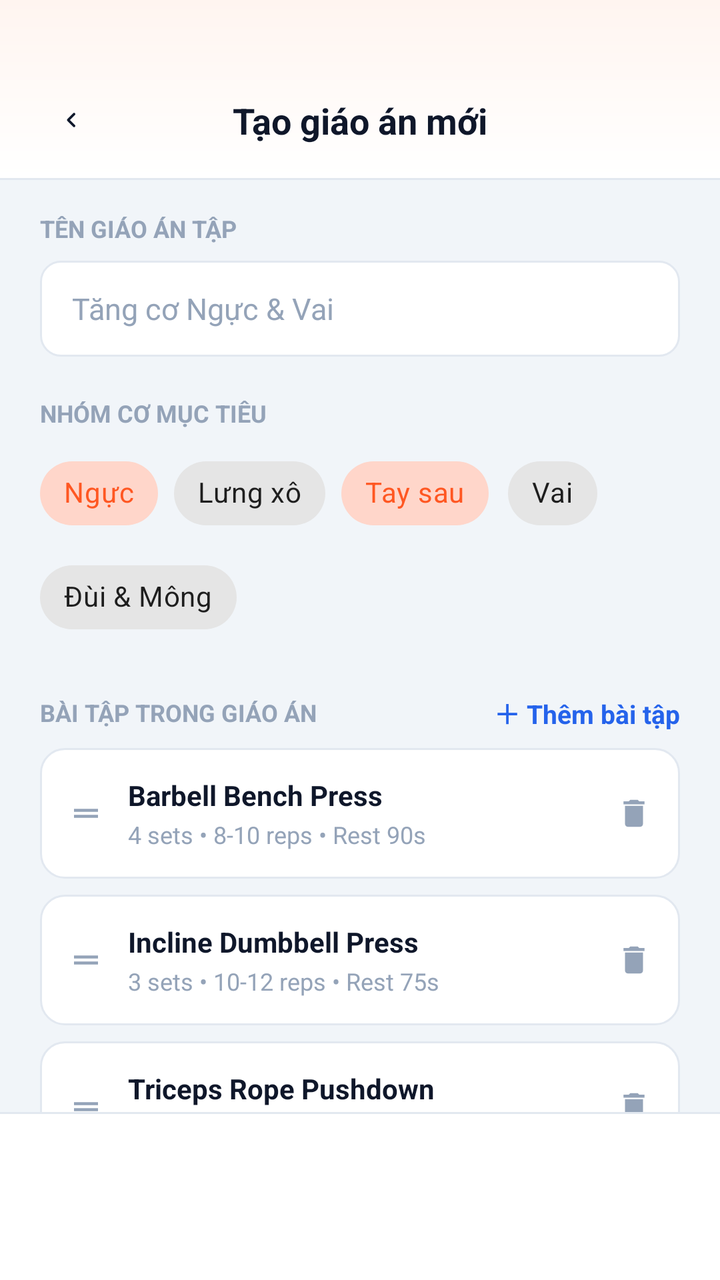
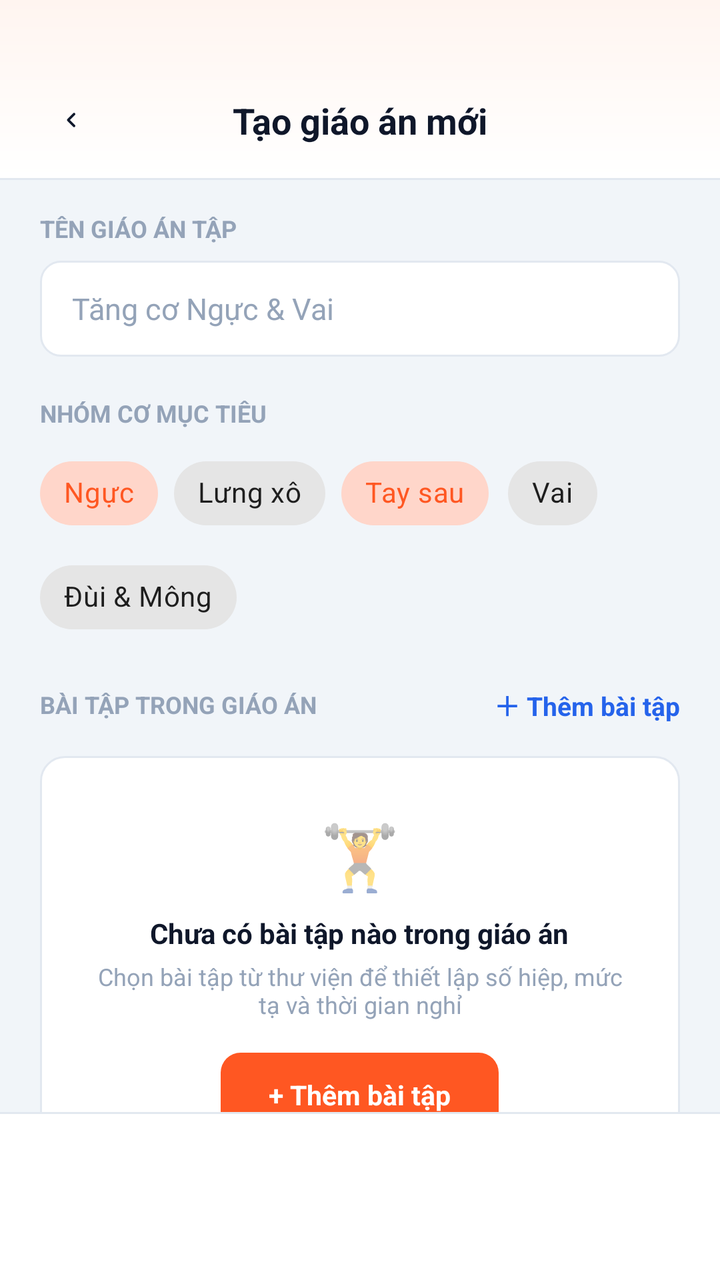

Compare the two renders of this Android layout. The source of the first and the diff that turns it into the second are given below.
<!-- AndroidManifest.xml: application theme Theme.FitTrack -->
<!-- res/layout/activity_create_routine.xml -->
<?xml version="1.0" encoding="utf-8"?>
<androidx.constraintlayout.widget.ConstraintLayout xmlns:android="http://schemas.android.com/apk/res/android"
    xmlns:app="http://schemas.android.com/apk/res-auto"
    xmlns:tools="http://schemas.android.com/tools"
    android:layout_width="match_parent"
    android:layout_height="match_parent"
    android:background="@color/bg_screen_gray"
    tools:context=".ui.routine.CreateRoutineActivity">

    
    <androidx.constraintlayout.widget.ConstraintLayout
        android:id="@+id/layout_header"
        android:layout_width="0dp"
        android:layout_height="wrap_content"
        android:background="@drawable/bg_top_header_bar"
        android:paddingStart="@dimen/screen_padding_horizontal"
        android:paddingTop="44dp"
        android:paddingEnd="@dimen/screen_padding_horizontal"
        android:paddingBottom="14dp"
        app:layout_constraintEnd_toEndOf="parent"
        app:layout_constraintStart_toStartOf="parent"
        app:layout_constraintTop_toTopOf="parent">

        <ImageView
            android:id="@+id/btn_back"
            android:layout_width="32dp"
            android:layout_height="32dp"
            android:background="?attr/selectableItemBackgroundBorderless"
            android:contentDescription="@string/cd_back_button"
            android:padding="6dp"
            android:src="@drawable/ic_back"
            app:layout_constraintBottom_toBottomOf="parent"
            app:layout_constraintStart_toStartOf="parent"
            app:layout_constraintTop_toTopOf="parent"
            app:tint="@color/text_dark" />

        <TextView
            android:id="@+id/tv_title"
            android:layout_width="wrap_content"
            android:layout_height="wrap_content"
            android:text="@string/create_routine_screen_title"
            android:textColor="@color/text_dark"
            android:textSize="18sp"
            android:textStyle="bold"
            app:layout_constraintBottom_toBottomOf="parent"
            app:layout_constraintEnd_toEndOf="parent"
            app:layout_constraintStart_toStartOf="parent"
            app:layout_constraintTop_toTopOf="parent" />
    </androidx.constraintlayout.widget.ConstraintLayout>

    
    <androidx.core.widget.NestedScrollView
        android:layout_width="0dp"
        android:layout_height="0dp"
        android:fillViewport="true"
        android:scrollbars="none"
        app:layout_constraintBottom_toTopOf="@id/layout_bottom_cta"
        app:layout_constraintEnd_toEndOf="parent"
        app:layout_constraintStart_toStartOf="parent"
        app:layout_constraintTop_toBottomOf="@id/layout_header">

        <LinearLayout
            android:layout_width="match_parent"
            android:layout_height="wrap_content"
            android:orientation="vertical"
            android:paddingStart="@dimen/screen_padding_horizontal"
            android:paddingTop="16dp"
            android:paddingEnd="@dimen/screen_padding_horizontal"
            android:paddingBottom="24dp">

            
            <TextView
                android:layout_width="wrap_content"
                android:layout_height="wrap_content"
                android:text="@string/label_routine_name"
                android:textColor="@color/text_muted"
                android:textSize="12sp"
                android:textStyle="bold" />

            <EditText
                android:id="@+id/et_routine_name"
                android:layout_width="match_parent"
                android:layout_height="wrap_content"
                android:layout_marginTop="8dp"
                android:background="@drawable/bg_edit_text_default"
                android:hint="@string/hint_routine_name"
                android:inputType="textCapWords"
                android:minHeight="48dp"
                android:paddingStart="16dp"
                android:paddingTop="12dp"
                android:paddingEnd="16dp"
                android:paddingBottom="12dp"
                android:textColor="@color/text_dark"
                android:textColorHint="@color/text_muted"
                android:textSize="15sp" />

            
            <TextView
                android:layout_width="wrap_content"
                android:layout_height="wrap_content"
                android:layout_marginTop="20dp"
                android:text="@string/label_target_muscle"
                android:textColor="@color/text_muted"
                android:textSize="12sp"
                android:textStyle="bold" />

            <com.google.android.material.chip.ChipGroup
                android:id="@+id/chip_group_muscle"
                android:layout_width="match_parent"
                android:layout_height="wrap_content"
                android:layout_marginTop="8dp"
                app:chipSpacingHorizontal="8dp"
                app:chipSpacingVertical="4dp">

                <com.google.android.material.chip.Chip
                    style="@style/Widget.MaterialComponents.Chip.Choice"
                    android:layout_width="wrap_content"
                    android:layout_height="wrap_content"
                    android:checked="true"
                    android:text="@string/chip_muscle_chest" />

                <com.google.android.material.chip.Chip
                    style="@style/Widget.MaterialComponents.Chip.Choice"
                    android:layout_width="wrap_content"
                    android:layout_height="wrap_content"
                    android:text="@string/chip_muscle_back" />

                <com.google.android.material.chip.Chip
                    style="@style/Widget.MaterialComponents.Chip.Choice"
                    android:layout_width="wrap_content"
                    android:layout_height="wrap_content"
                    android:checked="true"
                    android:text="@string/chip_muscle_triceps" />

                <com.google.android.material.chip.Chip
                    style="@style/Widget.MaterialComponents.Chip.Choice"
                    android:layout_width="wrap_content"
                    android:layout_height="wrap_content"
                    android:text="@string/chip_muscle_shoulders" />

                <com.google.android.material.chip.Chip
                    style="@style/Widget.MaterialComponents.Chip.Choice"
                    android:layout_width="wrap_content"
                    android:layout_height="wrap_content"
                    android:text="@string/chip_muscle_legs" />
            </com.google.android.material.chip.ChipGroup>

            
            <LinearLayout
                android:layout_width="match_parent"
                android:layout_height="wrap_content"
                android:layout_marginTop="24dp"
                android:gravity="center_vertical"
                android:orientation="horizontal">

                <TextView
                    android:layout_width="0dp"
                    android:layout_height="wrap_content"
                    android:layout_weight="1"
                    android:text="@string/label_exercises_in_routine"
                    android:textColor="@color/text_muted"
                    android:textSize="12sp"
                    android:textStyle="bold" />

                <TextView
                    android:id="@+id/btn_add_exercise"
                    android:layout_width="wrap_content"
                    android:layout_height="wrap_content"
                    android:text="@string/btn_add_exercise_to_routine"
                    android:textColor="@color/primary_blue"
                    android:textSize="13sp"
                    android:textStyle="bold" />
            </LinearLayout>

            
            <LinearLayout
                android:layout_width="match_parent"
                android:layout_height="wrap_content"
                android:layout_marginTop="8dp"
                android:background="@drawable/bg_card_white"
                android:gravity="center_vertical"
                android:orientation="horizontal"
                android:padding="14dp">

                <ImageView
                    android:layout_width="@dimen/icon_size_small"
                    android:layout_height="@dimen/icon_size_small"
                    android:contentDescription="@string/cd_reorder"
                    app:srcCompat="@drawable/ic_drag_handle"
                    app:tint="@color/text_muted" />

                <LinearLayout
                    android:layout_width="0dp"
                    android:layout_height="wrap_content"
                    android:layout_marginStart="12dp"
                    android:layout_weight="1"
                    android:orientation="vertical">

                    <TextView
                        android:layout_width="wrap_content"
                        android:layout_height="wrap_content"
                        android:text="@string/routine_ex1_name"
                        android:textColor="@color/text_dark"
                        android:textSize="14sp"
                        android:textStyle="bold" />

                    <TextView
                        android:layout_width="wrap_content"
                        android:layout_height="wrap_content"
                        android:layout_marginTop="2dp"
                        android:text="@string/routine_ex1_desc"
                        android:textColor="@color/text_muted"
                        android:textSize="12sp" />
                </LinearLayout>

                <ImageView
                    android:layout_width="@dimen/icon_size_small"
                    android:layout_height="@dimen/icon_size_small"
                    android:contentDescription="@string/cd_delete"
                    app:srcCompat="@drawable/ic_trash_solid"
                    app:tint="@color/text_muted" />
            </LinearLayout>

            
            <LinearLayout
                android:layout_width="match_parent"
                android:layout_height="wrap_content"
                android:layout_marginTop="8dp"
                android:background="@drawable/bg_card_white"
                android:gravity="center_vertical"
                android:orientation="horizontal"
                android:padding="14dp">

                <ImageView
                    android:layout_width="@dimen/icon_size_small"
                    android:layout_height="@dimen/icon_size_small"
                    android:contentDescription="@string/cd_reorder"
                    app:srcCompat="@drawable/ic_drag_handle"
                    app:tint="@color/text_muted" />

                <LinearLayout
                    android:layout_width="0dp"
                    android:layout_height="wrap_content"
                    android:layout_marginStart="12dp"
                    android:layout_weight="1"
                    android:orientation="vertical">

                    <TextView
                        android:layout_width="wrap_content"
                        android:layout_height="wrap_content"
                        android:text="@string/routine_ex2_name"
                        android:textColor="@color/text_dark"
                        android:textSize="14sp"
                        android:textStyle="bold" />

                    <TextView
                        android:layout_width="wrap_content"
                        android:layout_height="wrap_content"
                        android:layout_marginTop="2dp"
                        android:text="@string/routine_ex2_desc"
                        android:textColor="@color/text_muted"
                        android:textSize="12sp" />
                </LinearLayout>

                <ImageView
                    android:layout_width="@dimen/icon_size_small"
                    android:layout_height="@dimen/icon_size_small"
                    android:contentDescription="@string/cd_delete"
                    app:srcCompat="@drawable/ic_trash_solid"
                    app:tint="@color/text_muted" />
            </LinearLayout>

            
            <LinearLayout
                android:layout_width="match_parent"
                android:layout_height="wrap_content"
                android:layout_marginTop="8dp"
                android:background="@drawable/bg_card_white"
                android:gravity="center_vertical"
                android:orientation="horizontal"
                android:padding="14dp">

                <ImageView
                    android:layout_width="@dimen/icon_size_small"
                    android:layout_height="@dimen/icon_size_small"
                    android:contentDescription="@string/cd_reorder"
                    app:srcCompat="@drawable/ic_drag_handle"
                    app:tint="@color/text_muted" />

                <LinearLayout
                    android:layout_width="0dp"
                    android:layout_height="wrap_content"
                    android:layout_marginStart="12dp"
                    android:layout_weight="1"
                    android:orientation="vertical">

                    <TextView
                        android:layout_width="wrap_content"
                        android:layout_height="wrap_content"
                        android:text="@string/routine_ex5_name"
                        android:textColor="@color/text_dark"
                        android:textSize="14sp"
                        android:textStyle="bold" />

                    <TextView
                        android:layout_width="wrap_content"
                        android:layout_height="wrap_content"
                        android:layout_marginTop="2dp"
                        android:text="@string/routine_ex5_desc"
                        android:textColor="@color/text_muted"
                        android:textSize="12sp" />
                </LinearLayout>

                <ImageView
                    android:layout_width="@dimen/icon_size_small"
                    android:layout_height="@dimen/icon_size_small"
                    android:contentDescription="@string/cd_delete"
                    app:srcCompat="@drawable/ic_trash_solid"
                    app:tint="@color/text_muted" />
            </LinearLayout>
        </LinearLayout>
    </androidx.core.widget.NestedScrollView>

    
    <LinearLayout
        android:id="@+id/layout_bottom_cta"
        android:layout_width="0dp"
        android:layout_height="wrap_content"
        android:background="@drawable/bg_bottom_nav_bar"
        android:paddingStart="@dimen/screen_padding_horizontal"
        android:paddingTop="12dp"
        android:paddingEnd="@dimen/screen_padding_horizontal"
        android:paddingBottom="24dp"
        app:layout_constraintBottom_toBottomOf="parent"
        app:layout_constraintEnd_toEndOf="parent"
        app:layout_constraintStart_toStartOf="parent">

        <Button
            android:id="@+id/btn_save_routine"
            style="@style/Widget.FitTrack.Button.Primary"
            android:layout_width="match_parent"
            android:layout_height="wrap_content"
            android:text="@string/btn_save_routine" />
    </LinearLayout>

</androidx.constraintlayout.widget.ConstraintLayout>
<!-- resources referenced by this layout -->
<resources>
  <color name="bg_screen_gray">#F1F5F9</color>
  <color name="primary_blue">#2563EB</color>
  <color name="text_dark">#0F172A</color>
  <color name="text_muted">#94A3B8</color>
  <dimen name="icon_size_small">18dp</dimen>
  <dimen name="screen_padding_horizontal">20dp</dimen>
  <!-- drawable bg_card_white (drawable) -->
  <?xml version="1.0" encoding="utf-8"?>
  <shape xmlns:android="http://schemas.android.com/apk/res/android"
      android:shape="rectangle">
      <solid android:color="@color/surface" />
      <stroke android:width="@dimen/border_width_standard" android:color="@color/border_card" />
      <corners android:radius="@dimen/radius_standard_card" />
  </shape>
  <!-- drawable ic_drag_handle (drawable) -->
  <vector xmlns:android="http://schemas.android.com/apk/res/android"
      android:width="24dp"
      android:height="24dp"
      android:viewportWidth="24"
      android:viewportHeight="24">
      <path
          android:fillColor="#FF000000"
          android:pathData="M4,9h16v2H4zm0,4h16v2H4z" />
  </vector>
  <!-- drawable ic_trash_solid (drawable) -->
  <vector xmlns:android="http://schemas.android.com/apk/res/android"
      android:width="24dp"
      android:height="24dp"
      android:viewportWidth="24"
      android:viewportHeight="24">
      <path
          android:fillColor="#FF000000"
          android:pathData="M6,19c0,1.1 0.9,2 2,2h8c1.1,0 2,-0.9 2,-2V7H6v12zM19,4h-3.5l-1,-1h-5l-1,1H5v2h14V4z" />
  </vector>
  <string name="btn_add_exercise_to_routine">＋ Thêm bài tập</string>
  <string name="btn_save_routine">Lưu vào Danh sách Luyện tập</string>
  <string name="cd_back_button">Quay lại</string>
  <string name="cd_delete">Xóa</string>
  <string name="cd_reorder">Thay đổi thứ tự</string>
  <string name="chip_muscle_back">Lưng xô</string>
  <string name="chip_muscle_chest">Ngực</string>
  <string name="chip_muscle_legs">Đùi &amp; Mông</string>
  <string name="chip_muscle_shoulders">Vai</string>
  <string name="chip_muscle_triceps">Tay sau</string>
  <string name="create_routine_screen_title">Tạo giáo án mới</string>
  <string name="hint_routine_name">Tăng cơ Ngực &amp; Vai</string>
  <string name="label_exercises_in_routine">BÀI TẬP TRONG GIÁO ÁN</string>
  <string name="label_routine_name">TÊN GIÁO ÁN TẬP</string>
  <string name="label_target_muscle">NHÓM CƠ MỤC TIÊU</string>
  <string name="routine_ex1_desc">4 sets • 8-10 reps • Rest 90s</string>
  <string name="routine_ex1_name">Barbell Bench Press</string>
  <string name="routine_ex2_desc">3 sets • 10-12 reps • Rest 75s</string>
  <string name="routine_ex2_name">Incline Dumbbell Press</string>
  <string name="routine_ex5_desc">4 sets • 12-15 reps • Rest 45s</string>
  <string name="routine_ex5_name">Triceps Rope Pushdown</string>
  <color name="nav_border_top">#E2E8F0</color>
  <color name="surface">#FFFFFF</color>
  <dimen name="border_width_standard">1dp</dimen>
  <color name="border_card">#E2E8F0</color>
  <dimen name="radius_standard_card">12dp</dimen>
  <dimen name="border_width_active">1.5dp</dimen>
  <color name="border_focused">#FF5722</color>
  <dimen name="radius_input">10dp</dimen>
  <color name="header_accent_glow">#FFF5F0</color>
  <color name="icon_tint">#0F172A</color>
  <dimen name="button_height">50dp</dimen>
  <color name="primary">#FF5722</color>
  <color name="white">#FFFFFF</color>
  <dimen name="radius_button">10dp</dimen>
  <color name="primary_variant">#E64A19</color>
  <color name="on_primary">#FFFFFF</color>
  <color name="background">#FFFFFF</color>
  <style name="Widget.FitTrack.CheckBox" parent="Widget.MaterialComponents.CompoundButton.CheckBox">
          <item name="android:button">@drawable/bg_checkbox_state</item>
          <item name="buttonCompat">@drawable/bg_checkbox_state</item>
          <item name="android:buttonTint">@null</item>
          <item name="buttonTint">@null</item>
      </style>
  <color name="text_primary">#0F172A</color>
  <color name="border_default">#E2E8F0</color>
  <!-- unchanged entries left out for length: 9 -->
</resources>

<!-- the commit's change to res/layout/activity_create_routine.xml (unified diff, before → after) -->
@@ -149,7 +149,7 @@
             <LinearLayout
                 android:layout_width="match_parent"
                 android:layout_height="wrap_content"
-                android:layout_marginTop="24dp"
+                android:layout_marginTop="20dp"
                 android:gravity="center_vertical"
                 android:orientation="horizontal">
 
@@ -174,150 +174,80 @@
 
             
             <LinearLayout
+                android:id="@+id/layout_empty_add_exercise"
+                android:layout_width="match_parent"
+                android:layout_height="wrap_content"
+                android:layout_marginTop="16dp"
+                android:background="@drawable/bg_card_white"
+                android:gravity="center"
+                android:orientation="vertical"
+                android:padding="28dp"
+                android:visibility="visible">
+
+                <TextView
+                    android:layout_width="wrap_content"
+                    android:layout_height="wrap_content"
+                    android:text="🏋️"
+                    android:textSize="32sp" />
+
+                <TextView
+                    android:layout_width="wrap_content"
+                    android:layout_height="wrap_content"
+                    android:layout_marginTop="8dp"
+                    android:text="Chưa có bài tập nào trong giáo án"
+                    android:textColor="@color/text_dark"
+                    android:textSize="14sp"
+                    android:textStyle="bold" />
+
+                <TextView
+                    android:layout_width="wrap_content"
+                    android:layout_height="wrap_content"
+                    android:layout_marginTop="4dp"
+                    android:gravity="center"
+                    android:text="Chọn bài tập từ thư viện để thiết lập số hiệp, mức tạ và thời gian nghỉ"
+                    android:textColor="@color/text_muted"
+                    android:textSize="12sp" />
+
+                <TextView
+                    android:id="@+id/btn_center_add_exercise"
+                    android:layout_width="wrap_content"
+                    android:layout_height="42dp"
+                    android:layout_marginTop="16dp"
+                    android:background="@drawable/bg_primary_button"
+                    android:clickable="true"
+                    android:focusable="true"
+                    android:gravity="center"
+                    android:paddingStart="24dp"
+                    android:paddingEnd="24dp"
+                    android:text="+ Thêm bài tập"
+                    android:textColor="@color/white"
+                    android:textSize="13.5sp"
+                    android:textStyle="bold" />
+            </LinearLayout>
+
+            
+            <LinearLayout
+                android:id="@+id/ll_routine_exercises"
                 android:layout_width="match_parent"
                 android:layout_height="wrap_content"
                 android:layout_marginTop="8dp"
-                android:background="@drawable/bg_card_white"
-                android:gravity="center_vertical"
-                android:orientation="horizontal"
-                android:padding="14dp">
-
-                <ImageView
-                    android:layout_width="@dimen/icon_size_small"
-                    android:layout_height="@dimen/icon_size_small"
-                    android:contentDescription="@string/cd_reorder"
-                    app:srcCompat="@drawable/ic_drag_handle"
-                    app:tint="@color/text_muted" />
-
-                <LinearLayout
-                    android:layout_width="0dp"
-                    android:layout_height="wrap_content"
-                    android:layout_marginStart="12dp"
-                    android:layout_weight="1"
-                    android:orientation="vertical">
-
-                    <TextView
-                        android:layout_width="wrap_content"
-                        android:layout_height="wrap_content"
-                        android:text="@string/routine_ex1_name"
-                        android:textColor="@color/text_dark"
-                        android:textSize="14sp"
-                        android:textStyle="bold" />
-
-                    <TextView
-                        android:layout_width="wrap_content"
-                        android:layout_height="wrap_content"
-                        android:layout_marginTop="2dp"
-                        android:text="@string/routine_ex1_desc"
-                        android:textColor="@color/text_muted"
-                        android:textSize="12sp" />
-                </LinearLayout>
-
-                <ImageView
-                    android:layout_width="@dimen/icon_size_small"
-                    android:layout_height="@dimen/icon_size_small"
-                    android:contentDescription="@string/cd_delete"
-                    app:srcCompat="@drawable/ic_trash_solid"
-                    app:tint="@color/text_muted" />
-            </LinearLayout>
-
-            
-            <LinearLayout
-                android:layout_width="match_parent"
-                android:layout_height="wrap_content"
-                android:layout_marginTop="8dp"
-                android:background="@drawable/bg_card_white"
-                android:gravity="center_vertical"
-                android:orientation="horizontal"
-                android:padding="14dp">
-
-                <ImageView
-                    android:layout_width="@dimen/icon_size_small"
-                    android:layout_height="@dimen/icon_size_small"
-                    android:contentDescription="@string/cd_reorder"
-                    app:srcCompat="@drawable/ic_drag_handle"
-                    app:tint="@color/text_muted" />
-
-                <LinearLayout
-                    android:layout_width="0dp"
-                    android:layout_height="wrap_content"
-                    android:layout_marginStart="12dp"
-                    android:layout_weight="1"
-                    android:orientation="vertical">
-
-                    <TextView
-                        android:layout_width="wrap_content"
-                        android:layout_height="wrap_content"
-                        android:text="@string/routine_ex2_name"
-                        android:textColor="@color/text_dark"
-                        android:textSize="14sp"
-                        android:textStyle="bold" />
-
-                    <TextView
-                        android:layout_width="wrap_content"
-                        android:layout_height="wrap_content"
-                        android:layout_marginTop="2dp"
-                        android:text="@string/routine_ex2_desc"
-                        android:textColor="@color/text_muted"
-                        android:textSize="12sp" />
-                </LinearLayout>
-
-                <ImageView
-                    android:layout_width="@dimen/icon_size_small"
-                    android:layout_height="@dimen/icon_size_small"
-                    android:contentDescription="@string/cd_delete"
-                    app:srcCompat="@drawable/ic_trash_solid"
-                    app:tint="@color/text_muted" />
-            </LinearLayout>
-
-            
-            <LinearLayout
-                android:layout_width="match_parent"
-                android:layout_height="wrap_content"
-                android:layout_marginTop="8dp"
-                android:background="@drawable/bg_card_white"
-                android:gravity="center_vertical"
-                android:orientation="horizontal"
-                android:padding="14dp">
-
-                <ImageView
-                    android:layout_width="@dimen/icon_size_small"
-                    android:layout_height="@dimen/icon_size_small"
-                    android:contentDescription="@string/cd_reorder"
-                    app:srcCompat="@drawable/ic_drag_handle"
-                    app:tint="@color/text_muted" />
-
-                <LinearLayout
-                    android:layout_width="0dp"
-                    android:layout_height="wrap_content"
-                    android:layout_marginStart="12dp"
-                    android:layout_weight="1"
-                    android:orientation="vertical">
-
-                    <TextView
-                        android:layout_width="wrap_content"
-                        android:layout_height="wrap_content"
-                        android:text="@string/routine_ex5_name"
-                        android:textColor="@color/text_dark"
-                        android:textSize="14sp"
-                        android:textStyle="bold" />
-
-                    <TextView
-                        android:layout_width="wrap_content"
-                        android:layout_height="wrap_content"
-                        android:layout_marginTop="2dp"
-                        android:text="@string/routine_ex5_desc"
-                        android:textColor="@color/text_muted"
-                        android:textSize="12sp" />
-                </LinearLayout>
-
-                <ImageView
-                    android:layout_width="@dimen/icon_size_small"
-                    android:layout_height="@dimen/icon_size_small"
-                    android:contentDescription="@string/cd_delete"
-                    app:srcCompat="@drawable/ic_trash_solid"
-                    app:tint="@color/text_muted" />
-            </LinearLayout>
+                android:orientation="vertical" />
+
+            
+            <TextView
+                android:id="@+id/btn_add_exercise_bottom"
+                android:layout_width="match_parent"
+                android:layout_height="44dp"
+                android:layout_marginTop="14dp"
+                android:background="@drawable/bg_outline_button"
+                android:clickable="true"
+                android:focusable="true"
+                android:gravity="center"
+                android:text="+ Thêm bài tập"
+                android:textColor="@color/primary"
+                android:textSize="13.5sp"
+                android:textStyle="bold"
+                android:visibility="gone" />
         </LinearLayout>
     </androidx.core.widget.NestedScrollView>
 
<!-- resource entries referenced after the edit -->
@@ -4,7 +4,6 @@
   <color name="primary_blue">#2563EB</color>
   <color name="text_dark">#0F172A</color>
   <color name="text_muted">#94A3B8</color>
-  <dimen name="icon_size_small">18dp</dimen>
   <dimen name="screen_padding_horizontal">20dp</dimen>
   <!-- drawable bg_card_white (drawable) -->
   <?xml version="1.0" encoding="utf-8"?>
@@ -14,31 +13,32 @@
       <stroke android:width="@dimen/border_width_standard" android:color="@color/border_card" />
       <corners android:radius="@dimen/radius_standard_card" />
   </shape>
-  <!-- drawable ic_drag_handle (drawable) -->
-  <vector xmlns:android="http://schemas.android.com/apk/res/android"
-      android:width="24dp"
-      android:height="24dp"
-      android:viewportWidth="24"
-      android:viewportHeight="24">
-      <path
-          android:fillColor="#FF000000"
-          android:pathData="M4,9h16v2H4zm0,4h16v2H4z" />
-  </vector>
-  <!-- drawable ic_trash_solid (drawable) -->
-  <vector xmlns:android="http://schemas.android.com/apk/res/android"
-      android:width="24dp"
-      android:height="24dp"
-      android:viewportWidth="24"
-      android:viewportHeight="24">
-      <path
-          android:fillColor="#FF000000"
-          android:pathData="M6,19c0,1.1 0.9,2 2,2h8c1.1,0 2,-0.9 2,-2V7H6v12zM19,4h-3.5l-1,-1h-5l-1,1H5v2h14V4z" />
-  </vector>
+  <!-- drawable bg_outline_button (drawable) -->
+  <?xml version="1.0" encoding="utf-8"?>
+  <ripple xmlns:android="http://schemas.android.com/apk/res/android"
+      android:color="@color/segment_bg">
+      <item>
+          <shape android:shape="rectangle">
+              <solid android:color="@color/surface" />
+              <stroke android:width="1.5dp" android:color="@color/primary" />
+              <corners android:radius="10dp" />
+          </shape>
+      </item>
+  </ripple>
+  <!-- drawable bg_primary_button (drawable) -->
+  <?xml version="1.0" encoding="utf-8"?>
+  <ripple xmlns:android="http://schemas.android.com/apk/res/android"
+      android:color="@color/primary_variant">
+      <item>
+          <shape android:shape="rectangle">
+              <solid android:color="@color/primary" />
+              <corners android:radius="@dimen/radius_button" />
+          </shape>
+      </item>
+  </ripple>
   <string name="btn_add_exercise_to_routine">＋ Thêm bài tập</string>
   <string name="btn_save_routine">Lưu vào Danh sách Luyện tập</string>
   <string name="cd_back_button">Quay lại</string>
-  <string name="cd_delete">Xóa</string>
-  <string name="cd_reorder">Thay đổi thứ tự</string>
   <string name="chip_muscle_back">Lưng xô</string>
   <string name="chip_muscle_chest">Ngực</string>
   <string name="chip_muscle_legs">Đùi &amp; Mông</string>
@@ -49,12 +49,6 @@
   <string name="label_exercises_in_routine">BÀI TẬP TRONG GIÁO ÁN</string>
   <string name="label_routine_name">TÊN GIÁO ÁN TẬP</string>
   <string name="label_target_muscle">NHÓM CƠ MỤC TIÊU</string>
-  <string name="routine_ex1_desc">4 sets • 8-10 reps • Rest 90s</string>
-  <string name="routine_ex1_name">Barbell Bench Press</string>
-  <string name="routine_ex2_desc">3 sets • 10-12 reps • Rest 75s</string>
-  <string name="routine_ex2_name">Incline Dumbbell Press</string>
-  <string name="routine_ex5_desc">4 sets • 12-15 reps • Rest 45s</string>
-  <string name="routine_ex5_name">Triceps Rope Pushdown</string>
   <color name="nav_border_top">#E2E8F0</color>
   <color name="surface">#FFFFFF</color>
   <dimen name="border_width_standard">1dp</dimen>
@@ -63,6 +57,7 @@
   <dimen name="border_width_active">1.5dp</dimen>
   <color name="border_focused">#FF5722</color>
   <dimen name="radius_input">10dp</dimen>
+  <color name="segment_bg">#F1F5F9</color>
   <color name="header_accent_glow">#FFF5F0</color>
   <color name="icon_tint">#0F172A</color>
   <dimen name="button_height">50dp</dimen>
